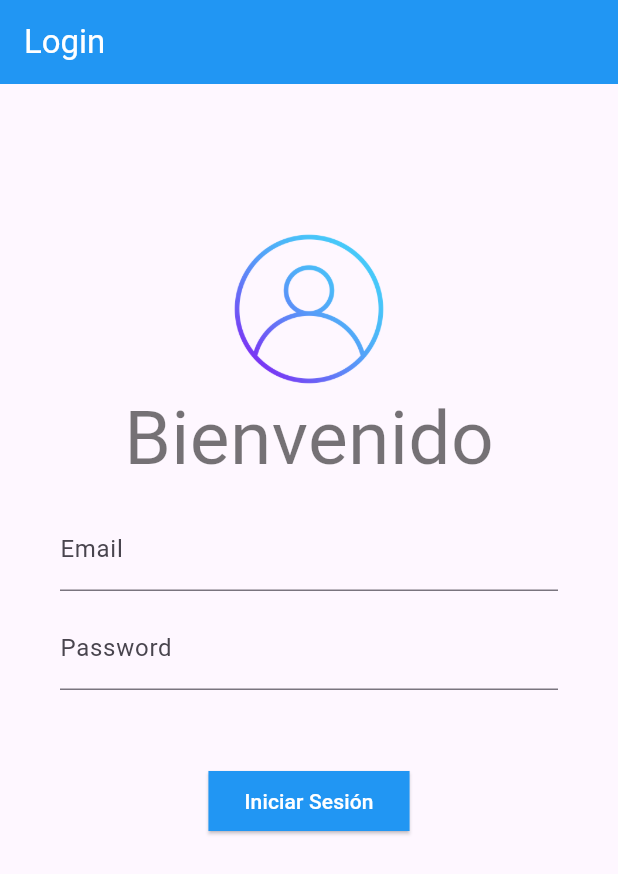
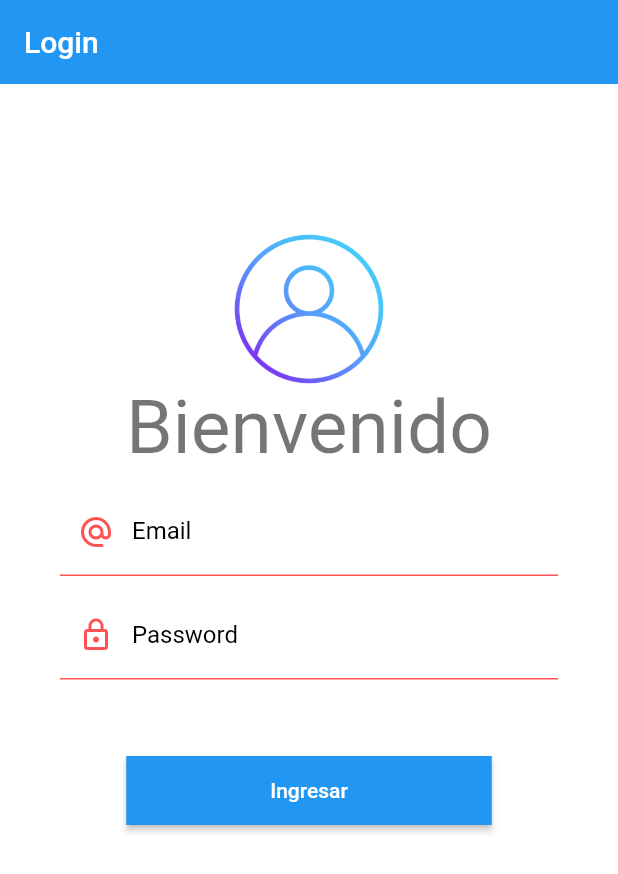
Before and after one commit to KevinAGC/login_jwt, a Flutter app: the screen it shows after launch, on a phone screen of 412 x 824 dp. Shown: the top 874 px of the screen. Run offline on Flutter 3.47's test engine with Material 2 defaults, Android fonts, the phone set to English and light mode, and no system bars; our stand-ins replace flutter_secure_storage.

```diff
--- a/lib/pages/login_screen.dart
+++ b/lib/pages/login_screen.dart
@@ -1,44 +1,41 @@
 import 'package:flutter/material.dart';
+import 'package:provider/provider.dart';
+import '../providers/login_form_provider.dart';
+import '../services/services.dart';
+import '../ui/ui.dart';
 
 class LoginScreen extends StatelessWidget {
   const LoginScreen({super.key});
 
   @override
   Widget build(BuildContext context) {
-    return MaterialApp(
-      title: 'Flutter Demo',
-      theme: ThemeData(
-        colorScheme: ColorScheme.fromSeed(seedColor: Colors.deepPurple),
-        useMaterial3: true,
+    return Scaffold(
+        backgroundColor: Colors.white,
+        appBar: AppBar(
+          backgroundColor: Colors.blue,
+          title: const Text(
+            "Login",
+            style: TextStyle(color: Colors.white),
           ),
-      debugShowCheckedModeBanner: false,
-      home: const LoginScreenPage(title: 'Login'),
-    );
+        ),
+        body: ChangeNotifierProvider(
+            create: (_) => LoginFormProvider(), child: _LoginForm()));
   }
 }
 
-class LoginScreenPage extends StatefulWidget {
-  const LoginScreenPage({super.key, required this.title});
-  final String title;
-  @override
-  State<LoginScreenPage> createState() => _LoginScreenPageState();
-}
+class _LoginForm extends StatelessWidget {
+  const _LoginForm({super.key});
 
-class _LoginScreenPageState extends State<LoginScreenPage> {
   @override
   Widget build(BuildContext context) {
-    return Scaffold(
-        appBar: AppBar(
-          backgroundColor: Colors.blue,
-          title: Text(
-            widget.title,
-            style: TextStyle(color: Colors.white),
-          ),
-        ),
-        body: Center(
+    final loginForm = Provider.of<LoginFormProvider>(context);
+
+    return Form(
+      key: loginForm.formKey,
+      autovalidateMode: AutovalidateMode.onUserInteraction,
+      child: Center(
           child: ListView(
         //shrinkWrap: true,
-
         padding: EdgeInsets.symmetric(vertical: 100),
         children: [
           Column(
@@ -49,25 +46,48 @@ class _LoginScreenPageState extends State<LoginScreenPage> {
               ),
               Title(
                 color: Colors.green,
-                  child: Text("Bienvenido",
+                child: const Text("Bienvenido",
                     style: TextStyle(color: Colors.black54, fontSize: 50)),
               ),
               Padding(
                 padding: EdgeInsets.symmetric(vertical: 10, horizontal: 40),
                 child: TextFormField(
-                    decoration: const InputDecoration(
-                      border: UnderlineInputBorder(),
+                  autocorrect: false,
+                  keyboardType: TextInputType.emailAddress,
+                  cursorColor: Colors.amber,
+                  decoration: InputDecorations.authInputDecoration(
+                    hintText: 'correo@gmail.com',
                     labelText: 'Email',
+                    prefixIcon: Icons.alternate_email_rounded,
                   ),
+                  onChanged: (value) => loginForm.email = value,
+                  validator: (value) {
+                    String pattern =
+                        r'^(([^<>()[\]\\.,;:\s@\"]+(\.[^<>()[\]\\.,;:\s@\"]+)*)|(\".+\"))@((\[[0-9]{1,3}\.[0-9]{1,3}\.[0-9]{1,3}\.[0-9]{1,3}\])|(([a-zA-Z\-0-9]+\.)+[a-zA-Z]{2,}))$';
+                    RegExp regExp = new RegExp(pattern);
+
+                    return regExp.hasMatch(value ?? '')
+                        ? null
+                        : 'El valor ingresado no luce como un correo';
+                  },
                 ),
               ),
               Padding(
                 padding: EdgeInsets.symmetric(horizontal: 40),
                 child: TextFormField(
-                    decoration: const InputDecoration(
-                      border: UnderlineInputBorder(),
+                  autocorrect: false,
+                  obscureText: true,
+                  keyboardType: TextInputType.emailAddress,
+                  decoration: InputDecorations.authInputDecoration(
+                      hintText: '*****',
                       labelText: 'Password',
-                    ),
+                      prefixIcon: Icons.lock_outline),
+                  onChanged: (value) => loginForm.password = value,
+                  validator: (value) {
+                    return (value != null && value.length >= 6)
+                        ? null
+                        : 'La contraseña debe de ser de 6 caracteres';
+                  },
                 ),
               ),
               Padding(
@@ -78,13 +98,43 @@ class _LoginScreenPageState extends State<LoginScreenPage> {
                       foregroundColor: Colors.white,
                       shape: LinearBorder(),
                     ),
-                    onPressed: () {},
-                    child: const Text('Iniciar Sesión'),
-                  ),
+                    onPressed: loginForm.isLoading
+                        ? null
+                        : () async {
+                            FocusScope.of(context).unfocus();
+                            final authService = Provider.of<AuthService>(
+                                context,
+                                listen: false);
+
+                            if (!loginForm.isValidForm()) return;
+
+                            loginForm.isLoading = true;
+
+                            // TODO: validar si el login es correcto
+                            final String? errorMessage = await authService
+                                .login(loginForm.email, loginForm.password);
+
+                            if (errorMessage == null) {
+                              Navigator.pushReplacementNamed(context, 'home');
+                            } else {
+                              // TODO: mostrar error en pantalla
+                              // print( errorMessage );
+                              NotificationsService.showSnackbar(errorMessage);
+                              loginForm.isLoading = false;
+                            }
+                          },
+                    child: Container(
+                        padding:
+                            EdgeInsets.symmetric(horizontal: 80, vertical: 15),
+                        child: Text(
+                          loginForm.isLoading ? 'Espere' : 'Ingresar',
+                          style: TextStyle(color: Colors.white),
+                        ))),
               ),
             ],
           ),
         ],
-        )));
+      )),
+    );
   }
 }
--- a/lib/services/auth_services.dart
+++ b/lib/services/auth_services.dart
@@ -4,7 +4,7 @@ import 'package:flutter_secure_storage/flutter_secure_storage.dart';
 import 'package:http/http.dart' as http;
 
 class AuthService extends ChangeNotifier {
-  final String _baseUrl = 'loginprueba.somee.com';
+  final String _baseUrl = 'loginpruebakg.somee.com';
   //final String _firebaseToken = 'AIzaSyCD36g1c5N9WPp4PCmVwt2jEzdWIGtglso';
 
   final storage = new FlutterSecureStorage();
```
Also changed, not shown: lib/pages/register_screen.dart (+85 -36 lines). Lines whose indentation alone changed are shown as unchanged.
